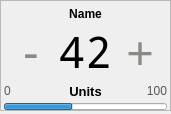
Above: gui/toolsettings/toolsettings.ui from MariuszSuchenek/MVM_GUI_test2 before the change. Below: the same form after it.
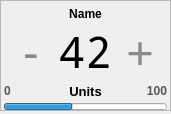
That is the form after the change.

Commit message: Antialiased toolsetting widget

The edit to the form file:
```diff
--- a/gui/toolsettings/toolsettings.ui
+++ b/gui/toolsettings/toolsettings.ui
@@ -356,6 +356,13 @@
           </disabled>
          </palette>
         </property>
+        <property name="font">
+         <font>
+          <weight>75</weight>
+          <bold>true</bold>
+          <stylestrategy>PreferAntialias</stylestrategy>
+         </font>
+        </property>
         <property name="text">
          <string>0</string>
         </property>
@@ -427,6 +434,13 @@
           </disabled>
          </palette>
         </property>
+        <property name="font">
+         <font>
+          <weight>75</weight>
+          <bold>true</bold>
+          <stylestrategy>PreferAntialias</stylestrategy>
+         </font>
+        </property>
         <property name="text">
          <string>100</string>
         </property>
```
Left out of the diff: 2 changed lines with no effect on the pictures.
